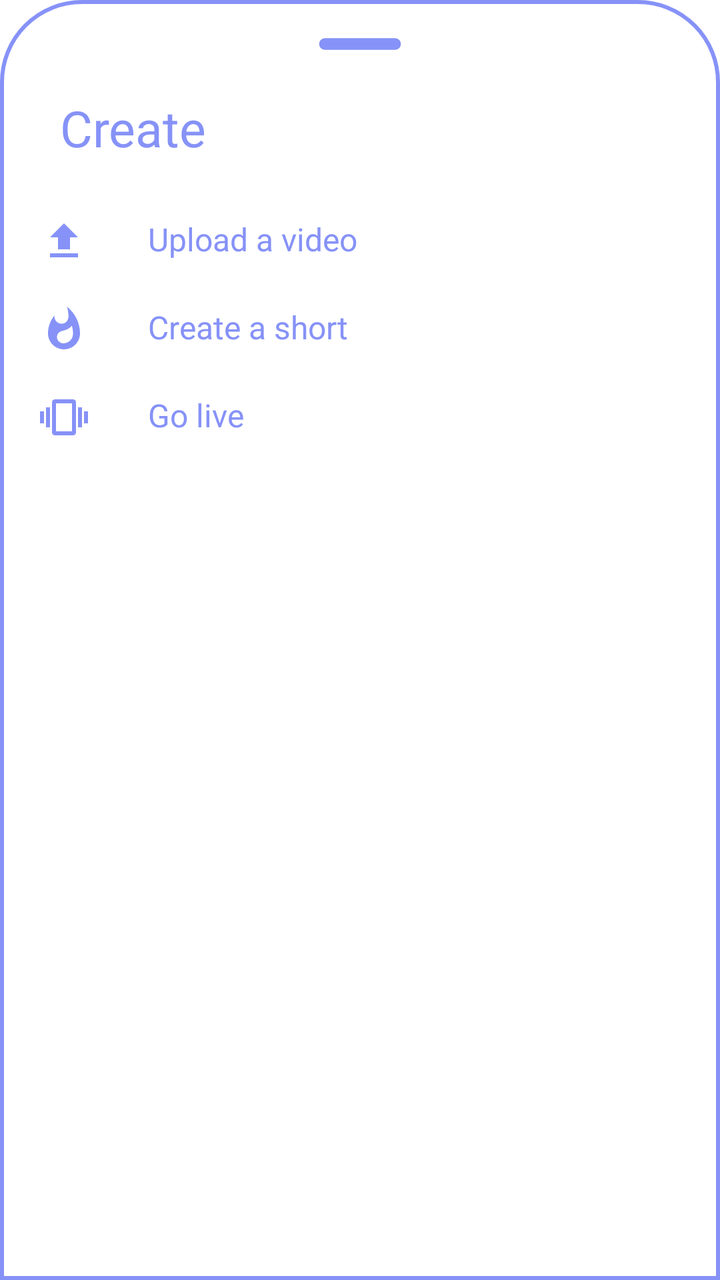
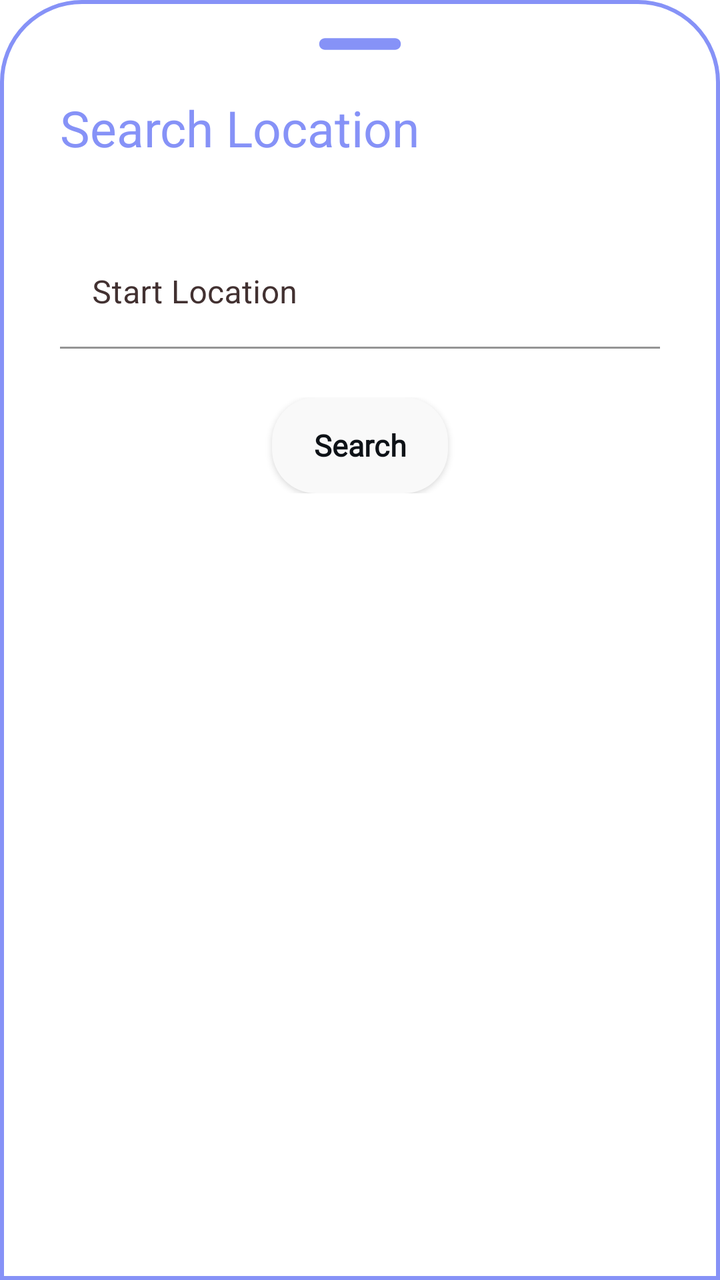

Screens rendered from an Android XML layout before and after an edit, with the pre-edit source and the edit as a unified diff.
<!-- AndroidManifest.xml: application theme Theme.MyApp -->
<!-- res/layout/bottomsheetlayout.xml -->
<?xml version="1.0" encoding="utf-8"?>
<LinearLayout xmlns:android="http://schemas.android.com/apk/res/android"
    android:orientation="vertical"
    android:layout_width="match_parent"
    android:layout_height="match_parent"
    android:background="@drawable/dialogbg">

    <ImageView
        android:layout_width="70dp"
        android:layout_height="wrap_content"
        android:src="@drawable/ic_round_remove_24"
        android:layout_gravity="center|top"
        android:scaleType="centerCrop"/>

    <LinearLayout
        android:layout_width="match_parent"
        android:layout_height="wrap_content"
        android:orientation="horizontal">

        <TextView
            android:id="@+id/createText"
            android:layout_width="wrap_content"
            android:layout_height="wrap_content"
            android:textAlignment="viewStart"
            android:text="Create"
            android:padding="8dp"
            android:textColor="@color/lavender"
            android:layout_marginStart="12dp"
            android:layout_marginTop="5dp"
            android:textSize="25dp" />

        <ImageView
            android:layout_width="wrap_content"
            android:layout_height="wrap_content"
            android:src="@drawable/ic_baseline_clear_24"
            android:layout_marginLeft="250dp"
            android:layout_marginTop="8dp"
            android:id="@+id/cancelButton"/>

    </LinearLayout>


    <LinearLayout
        android:id="@+id/layoutVideo"
        android:orientation="horizontal"
        android:layout_width="match_parent"
        android:layout_height="wrap_content"
        android:layout_marginTop="10dp"
        android:padding="10dp">

        <ImageView
            android:layout_width="wrap_content"
            android:layout_height="wrap_content"
            android:src="@drawable/ic_baseline_upload_24"/>

        <TextView
            android:layout_width="wrap_content"
            android:layout_height="wrap_content"
            android:text="Upload a video"
            android:textColor="@color/lavender"
            android:layout_marginLeft="30dp"
            android:textSize="16sp"/>

    </LinearLayout>

    <LinearLayout
        android:id="@+id/layoutShorts"
        android:orientation="horizontal"
        android:layout_width="match_parent"
        android:layout_height="wrap_content"
        android:padding="10dp">


        <ImageView
            android:layout_width="wrap_content"
            android:layout_height="wrap_content"
            android:src="@drawable/ic_baseline_whatshot_24"/>

        <TextView
            android:layout_width="wrap_content"
            android:layout_height="wrap_content"
            android:text="Create a short"
            android:textColor="@color/lavender"
            android:layout_marginLeft="30dp"
            android:textSize="16sp"/>

    </LinearLayout>

    <LinearLayout
        android:id="@+id/layoutLive"
        android:orientation="horizontal"
        android:layout_width="match_parent"
        android:layout_height="wrap_content"
        android:paddingLeft="10dp"
        android:paddingRight="10dp"
        android:paddingTop="10dp"
        android:paddingBottom="30dp">


        <ImageView
            android:layout_width="wrap_content"
            android:layout_height="wrap_content"
            android:src="@drawable/ic_baseline_vibration_24"/>

        <TextView
            android:layout_width="wrap_content"
            android:layout_height="wrap_content"
            android:text="Go live"
            android:textColor="@color/lavender"
            android:layout_marginLeft="30dp"
            android:textSize="16sp"/>

    </LinearLayout>

</LinearLayout>
<!-- resources referenced by this layout -->
<resources>
  <color name="lavender">#8692f7</color>
  <!-- drawable dialogbg (drawable) -->
  <?xml version="1.0" encoding="utf-8"?>
  <shape xmlns:android="http://schemas.android.com/apk/res/android">
  
      <solid
          android:color="@color/white"/>
  
      <corners
          android:topLeftRadius="40dp"
          android:topRightRadius="40dp" />
      <padding
          android:left="10dp"
          android:right="10dp"
          android:top="10dp"
          android:bottom="10dp"/>
  
      <stroke
          android:width="2dp"
          android:color="@color/lavender"/>
  
  </shape>
  <!-- drawable ic_baseline_clear_24 (drawable) -->
  <vector android:height="24dp" android:tint="#8692F7"
      android:viewportHeight="24" android:viewportWidth="24"
      android:width="24dp" xmlns:android="http://schemas.android.com/apk/res/android">
      <path android:fillColor="@android:color/white" android:pathData="M19,6.41L17.59,5 12,10.59 6.41,5 5,6.41 10.59,12 5,17.59 6.41,19 12,13.41 17.59,19 19,17.59 13.41,12z"/>
  </vector>
  <!-- drawable ic_baseline_upload_24 (drawable) -->
  <vector android:height="24dp" android:tint="#8692f7"
      android:viewportHeight="24" android:viewportWidth="24"
      android:width="24dp" xmlns:android="http://schemas.android.com/apk/res/android">
      <path android:fillColor="@android:color/white" android:pathData="M5,20h14v-2H5V20zM5,10h4v6h6v-6h4l-7,-7L5,10z"/>
  </vector>
  <!-- drawable ic_baseline_vibration_24 (drawable) -->
  <vector android:height="24dp" android:tint="#8692f7"
      android:viewportHeight="24" android:viewportWidth="24"
      android:width="24dp" xmlns:android="http://schemas.android.com/apk/res/android">
      <path android:fillColor="@android:color/white" android:pathData="M0,15h2L2,9L0,9v6zM3,17h2L5,7L3,7v10zM22,9v6h2L24,9h-2zM19,17h2L21,7h-2v10zM16.5,3h-9C6.67,3 6,3.67 6,4.5v15c0,0.83 0.67,1.5 1.5,1.5h9c0.83,0 1.5,-0.67 1.5,-1.5v-15c0,-0.83 -0.67,-1.5 -1.5,-1.5zM16,19L8,19L8,5h8v14z"/>
  </vector>
  <!-- drawable ic_baseline_whatshot_24 (drawable) -->
  <vector android:height="24dp" android:tint="#8692f7"
      android:viewportHeight="24" android:viewportWidth="24"
      android:width="24dp" xmlns:android="http://schemas.android.com/apk/res/android">
      <path android:fillColor="@android:color/white" android:pathData="M13.5,0.67s0.74,2.65 0.74,4.8c0,2.06 -1.35,3.73 -3.41,3.73 -2.07,0 -3.63,-1.67 -3.63,-3.73l0.03,-0.36C5.21,7.51 4,10.62 4,14c0,4.42 3.58,8 8,8s8,-3.58 8,-8C20,8.61 17.41,3.8 13.5,0.67zM11.71,19c-1.78,0 -3.22,-1.4 -3.22,-3.14 0,-1.62 1.05,-2.76 2.81,-3.12 1.77,-0.36 3.6,-1.21 4.62,-2.58 0.39,1.29 0.59,2.65 0.59,4.04 0,2.65 -2.15,4.8 -4.8,4.8z"/>
  </vector>
  <!-- drawable ic_round_remove_24 (drawable) -->
  <vector android:height="24dp" android:tint="#8692F7"
      android:viewportHeight="24" android:viewportWidth="24"
      android:width="24dp" xmlns:android="http://schemas.android.com/apk/res/android">
      <path android:fillColor="@android:color/white" android:pathData="M18,13H6c-0.55,0 -1,-0.45 -1,-1s0.45,-1 1,-1h12c0.55,0 1,0.45 1,1s-0.45,1 -1,1z"/>
  </vector>
  <style name="Theme.MyApp" parent="Theme.MaterialComponents.DayNight.NoActionBar">
          
          <item name="colorPrimary">@color/purple_500</item>
          <item name="colorPrimaryVariant">@color/purple_700</item>
          <item name="colorOnPrimary">@color/white</item>
          
          <item name="colorSecondary">@color/teal_200</item>
          <item name="colorSecondaryVariant">@color/teal_700</item>
          <item name="colorOnSecondary">@color/black</item>
          
          <item name="android:statusBarColor" tools:targetApi="l">?attr/colorPrimaryVariant</item>
          
      </style>
  <color name="white">#FFFFFFFF</color>
  <color name="purple_500">#FF6200EE</color>
  <color name="purple_700">#FF3700B3</color>
  <color name="teal_200">#FF03DAC5</color>
  <color name="teal_700">#FF018786</color>
  <color name="black">#FF000000</color>
</resources>

<!-- the commit's change to res/layout/bottomsheetlayout.xml (unified diff, before → after) -->
@@ -1,5 +1,7 @@
 <?xml version="1.0" encoding="utf-8"?>
 <LinearLayout xmlns:android="http://schemas.android.com/apk/res/android"
+    xmlns:app="http://schemas.android.com/apk/res-auto"
+    xmlns:tools="http://schemas.android.com/tools"
     android:orientation="vertical"
     android:layout_width="match_parent"
     android:layout_height="match_parent"
@@ -22,7 +24,7 @@
             android:layout_width="wrap_content"
             android:layout_height="wrap_content"
             android:textAlignment="viewStart"
-            android:text="Create"
+            android:text="Search Location"
             android:padding="8dp"
             android:textColor="@color/lavender"
             android:layout_marginStart="12dp"
@@ -48,43 +50,34 @@
         android:layout_marginTop="10dp"
         android:padding="10dp">
 
-        <ImageView
-            android:layout_width="wrap_content"
-            android:layout_height="wrap_content"
-            android:src="@drawable/ic_baseline_upload_24"/>
+        <com.google.android.material.textfield.TextInputLayout
+            android:id="@+id/start_loc"
+            style="@style/Widget.MaterialComponents.TextInputLayout.FilledBox"
+            android:layout_width="match_parent"
+            android:layout_height="60dp"
+            android:layout_marginTop="10dp"
 
-        <TextView
-            android:layout_width="wrap_content"
-            android:layout_height="wrap_content"
-            android:text="Upload a video"
-            android:textColor="@color/lavender"
-            android:layout_marginLeft="30dp"
-            android:textSize="16sp"/>
+            android:hint="Start Location"
+            android:textColorHint="@color/gray_800"
+
+            app:boxBackgroundColor="@color/white"
+            app:boxStrokeColor="#0B0A0A"
+            app:hintTextColor="#070707"
+            >
+
+            <com.google.android.material.textfield.TextInputEditText
+                android:id="@+id/SearchDest"
+                android:layout_width="match_parent"
+                android:layout_height="wrap_content"
+                android:layout_marginLeft="10dp"
+                android:layout_marginRight="10dp"
+                android:inputType="text"
+                android:textColor="@color/black" />
+        </com.google.android.material.textfield.TextInputLayout>
 
     </LinearLayout>
 
-    <LinearLayout
-        android:id="@+id/layoutShorts"
-        android:orientation="horizontal"
-        android:layout_width="match_parent"
-        android:layout_height="wrap_content"
-        android:padding="10dp">
 
-
-        <ImageView
-            android:layout_width="wrap_content"
-            android:layout_height="wrap_content"
-            android:src="@drawable/ic_baseline_whatshot_24"/>
-
-        <TextView
-            android:layout_width="wrap_content"
-            android:layout_height="wrap_content"
-            android:text="Create a short"
-            android:textColor="@color/lavender"
-            android:layout_marginLeft="30dp"
-            android:textSize="16sp"/>
-
-    </LinearLayout>
 
     <LinearLayout
         android:id="@+id/layoutLive"
@@ -93,22 +86,29 @@
         android:layout_height="wrap_content"
         android:paddingLeft="10dp"
         android:paddingRight="10dp"
+        android:gravity="center_horizontal"
         android:paddingTop="10dp"
         android:paddingBottom="30dp">
 
 
-        <ImageView
+        <androidx.appcompat.widget.AppCompatButton
+            android:id="@+id/tripSearchButton"
+            style="@style/btnSolidRoundedSmallTxt"
             android:layout_width="wrap_content"
             android:layout_height="wrap_content"
-            android:src="@drawable/ic_baseline_vibration_24"/>
-
-        <TextView
-            android:layout_width="wrap_content"
-            android:layout_height="wrap_content"
-            android:text="Go live"
-            android:textColor="@color/lavender"
-            android:layout_marginLeft="30dp"
-            android:textSize="16sp"/>
+            android:ellipsize="end"
+            android:gravity="center"
+            android:paddingStart="5dp"
+            android:paddingTop="5dp"
+            android:paddingEnd="5dp"
+            android:paddingBottom="5dp"
+            android:singleLine="true"
+            android:text="Search"
+            android:textAllCaps="false"
+            tools:layout_conversion_absoluteHeight="50dp"
+            tools:layout_conversion_absoluteWidth="88dp"
+            tools:layout_editor_absoluteX="54dp"
+            tools:layout_editor_absoluteY="293dp" />
 
     </LinearLayout>
 
<!-- resource entries referenced after the edit -->
@@ -28,30 +28,19 @@
       android:width="24dp" xmlns:android="http://schemas.android.com/apk/res/android">
       <path android:fillColor="@android:color/white" android:pathData="M19,6.41L17.59,5 12,10.59 6.41,5 5,6.41 10.59,12 5,17.59 6.41,19 12,13.41 17.59,19 19,17.59 13.41,12z"/>
   </vector>
-  <!-- drawable ic_baseline_upload_24 (drawable) -->
-  <vector android:height="24dp" android:tint="#8692f7"
-      android:viewportHeight="24" android:viewportWidth="24"
-      android:width="24dp" xmlns:android="http://schemas.android.com/apk/res/android">
-      <path android:fillColor="@android:color/white" android:pathData="M5,20h14v-2H5V20zM5,10h4v6h6v-6h4l-7,-7L5,10z"/>
-  </vector>
-  <!-- drawable ic_baseline_vibration_24 (drawable) -->
-  <vector android:height="24dp" android:tint="#8692f7"
-      android:viewportHeight="24" android:viewportWidth="24"
-      android:width="24dp" xmlns:android="http://schemas.android.com/apk/res/android">
-      <path android:fillColor="@android:color/white" android:pathData="M0,15h2L2,9L0,9v6zM3,17h2L5,7L3,7v10zM22,9v6h2L24,9h-2zM19,17h2L21,7h-2v10zM16.5,3h-9C6.67,3 6,3.67 6,4.5v15c0,0.83 0.67,1.5 1.5,1.5h9c0.83,0 1.5,-0.67 1.5,-1.5v-15c0,-0.83 -0.67,-1.5 -1.5,-1.5zM16,19L8,19L8,5h8v14z"/>
-  </vector>
-  <!-- drawable ic_baseline_whatshot_24 (drawable) -->
-  <vector android:height="24dp" android:tint="#8692f7"
-      android:viewportHeight="24" android:viewportWidth="24"
-      android:width="24dp" xmlns:android="http://schemas.android.com/apk/res/android">
-      <path android:fillColor="@android:color/white" android:pathData="M13.5,0.67s0.74,2.65 0.74,4.8c0,2.06 -1.35,3.73 -3.41,3.73 -2.07,0 -3.63,-1.67 -3.63,-3.73l0.03,-0.36C5.21,7.51 4,10.62 4,14c0,4.42 3.58,8 8,8s8,-3.58 8,-8C20,8.61 17.41,3.8 13.5,0.67zM11.71,19c-1.78,0 -3.22,-1.4 -3.22,-3.14 0,-1.62 1.05,-2.76 2.81,-3.12 1.77,-0.36 3.6,-1.21 4.62,-2.58 0.39,1.29 0.59,2.65 0.59,4.04 0,2.65 -2.15,4.8 -4.8,4.8z"/>
-  </vector>
   <!-- drawable ic_round_remove_24 (drawable) -->
   <vector android:height="24dp" android:tint="#8692F7"
       android:viewportHeight="24" android:viewportWidth="24"
       android:width="24dp" xmlns:android="http://schemas.android.com/apk/res/android">
       <path android:fillColor="@android:color/white" android:pathData="M18,13H6c-0.55,0 -1,-0.45 -1,-1s0.45,-1 1,-1h12c0.55,0 1,0.45 1,1s-0.45,1 -1,1z"/>
   </vector>
+  <style name="btnSolidRoundedSmallTxt">
+          <item name="android:textSize">15sp</item>
+          <item name="android:textColor">@color/gray_901</item>
+          <item name="android:fontFamily">@font/montserrat</item>
+          <item name="android:textFontWeight" tools:targetApi="p">700</item>
+          <item name="android:background">@drawable/rectangle_bg_gray_50_radius_24</item>
+      </style>
   <style name="Theme.MyApp" parent="Theme.MaterialComponents.DayNight.NoActionBar">
           
           <item name="colorPrimary">@color/purple_500</item>
@@ -65,11 +54,21 @@
           <item name="android:statusBarColor" tools:targetApi="l">?attr/colorPrimaryVariant</item>
           
       </style>
+  <color name="gray_901">#0e1217</color>
+  <!-- drawable rectangle_bg_gray_50_radius_24 (drawable) -->
+  <?xml version="1.0" encoding="UTF-8"?>
+  <shape android:shape="rectangle" xmlns:android="http://schemas.android.com/apk/res/android">
+      <solid android:color="@color/gray_50"/>
+      <corners android:radius="@dimen/_24pxh"/>
+  </shape>
   <color name="white">#FFFFFFFF</color>
   <color name="purple_500">#FF6200EE</color>
   <color name="purple_700">#FF3700B3</color>
   <color name="teal_200">#FF03DAC5</color>
   <color name="teal_700">#FF018786</color>
+  <color name="gray_50">#f9f9f9</color>
+  <dimen name="_24pxh">24.0dp</dimen>
   <color name="black">#FF000000</color>
+  <color name="gray_800">#423131</color>
 </resources>
 
